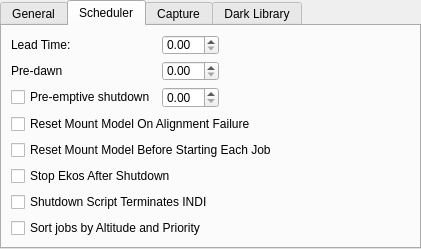
This is kstars/ekos/opsekos.ui in KDE/kstars as Qt 5 draws it before an edit. The edited form follows.
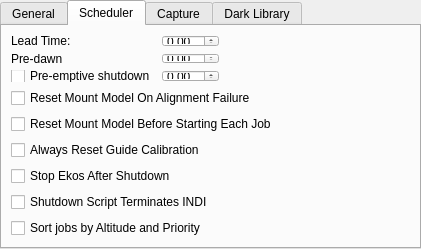
This is the edited form. The open tabs and pages were chosen to show the change.

Commit message: Add option to reset guiding calibration which is true by default for the scheduler

Diff of the .ui file:
```diff
--- a/kstars/ekos/opsekos.ui
+++ b/kstars/ekos/opsekos.ui
@@ -229,6 +229,19 @@
       </property>
      </widget>
     </item>
+    <item>
+     <widget class="QCheckBox" name="kcfg_ResetGuideCalibration">
+      <property name="toolTip">
+       <string>&lt;html&gt;&lt;head/&gt;&lt;body&gt;&lt;p&gt;When guiding is started, always clear calibtion. Turning off this option can lead to unpredictable guiding failures.&lt;/p&gt;&lt;/body&gt;&lt;/html&gt;</string>
+      </property>
+      <property name="statusTip">
+       <string/>
+      </property>
+      <property name="text">
+       <string>Always Reset Guide Calibration</string>
+      </property>
+     </widget>
+    </item>
     <item>
      <widget class="QCheckBox" name="kcfg_StopEkosAfterShutdown">
       <property name="toolTip">
```
The commit also changes 2 other files.
